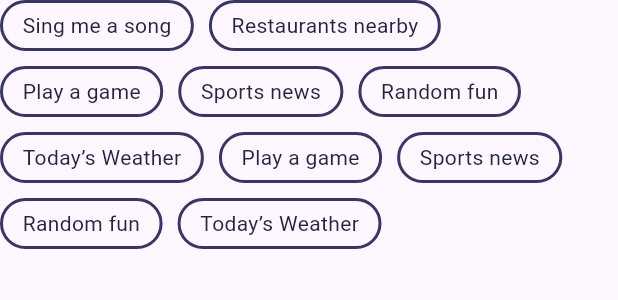
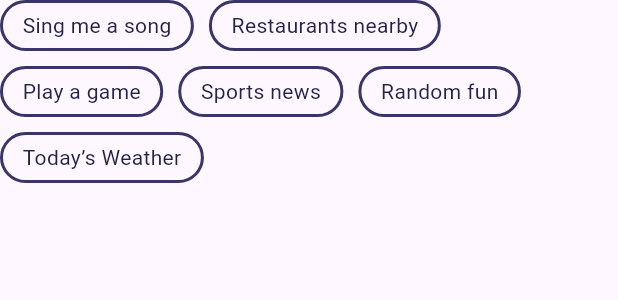
Before and after one commit to chitung1999/speech_to_text, a Flutter app: the SuggestionChips widget shown alone on an empty page, opened directly with empty values, on a phone screen of 412 x 824 dp. Shown: the top 300 px of the screen. Run offline on Flutter 3.47's test engine with Material 3 defaults, Android fonts, the phone set to English and light mode, and no system bars; our stand-ins replace dio, easy_localization, flutter_svg, freezed_annotation, get_it, go_router and 5 more; missing offline and left inert: record; accounts and stored records are empty; generated files the repository leaves out were written again; project files that could hold a hidden picture were left out.

```diff
--- a/lib/ui/page/home/widgets/suggestion_chips.dart
+++ b/lib/ui/page/home/widgets/suggestion_chips.dart
@@ -39,10 +39,6 @@ class SuggestionChips extends StatelessWidget {
           _suggestionChip("Sports news"),
           _suggestionChip("Random fun"),
           _suggestionChip("Today’s Weather"),
-          _suggestionChip("Play a game"),
-          _suggestionChip("Sports news"),
-          _suggestionChip("Random fun"),
-          _suggestionChip("Today’s Weather"),
         ],
       ),
     );
```
